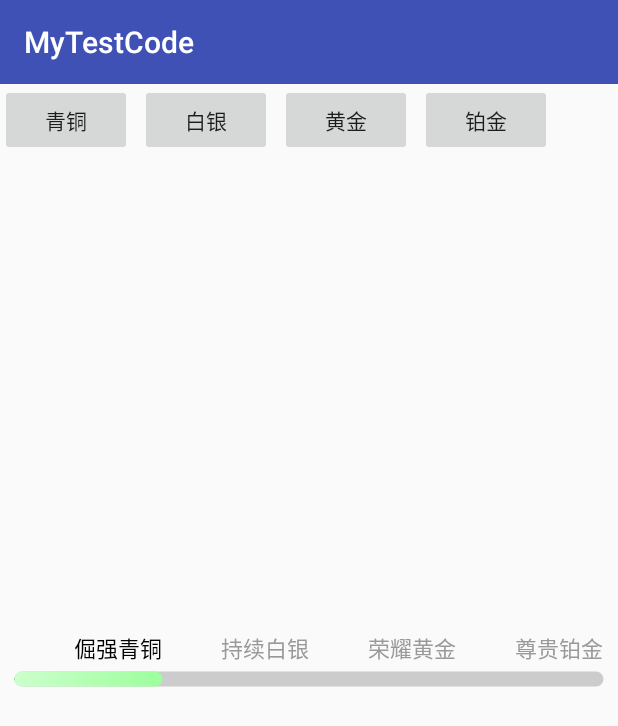
After one commit to xiaogui5910/MyTestCode, an Android app: the LevelProgressBarActivity screen opened directly, with no data from a screen before it, on a phone screen of 412 x 824 dp. The commit adds this screen. Shown: the top 726 px of the screen. Run offline under Robolectric (Android 15) with nearby library versions, the phone set to English and light mode, and no system bars; our stand-ins replace ButterKnife; Roboto replaces fonts that are not available here.

Commit message:
1、自定义等级进度条LevelProgressBar

```diff
--- a/app/src/main/AndroidManifest.xml
+++ b/app/src/main/AndroidManifest.xml
@@ -136,6 +136,8 @@
         </activity>
         <activity android:name=".activity.TestAnnotationActivity">
         </activity>
+        <activity android:name=".activity.LevelProgressBarActivity">
+        </activity>
     </application>
 
 </manifest>
--- /dev/null
+++ b/app/src/main/java/com/example/lenovo/mytestcode/activity/LevelProgressBarActivity.java
@@ -0,0 +1,62 @@
+package com.example.lenovo.mytestcode.activity;
+
+import android.os.Bundle;
+import android.support.v7.app.AppCompatActivity;
+import android.view.View;
+import android.widget.Button;
+
+import com.example.lenovo.mytestcode.R;
+import com.example.lenovo.mytestcode.widget.LevelProgressBar;
+
+import butterknife.Bind;
+import butterknife.ButterKnife;
+import butterknife.OnClick;
+
+public class LevelProgressBarActivity extends AppCompatActivity {
+
+  @Bind(R.id.level_progress_bar)
+  LevelProgressBar levelProgressBar;
+  @Bind(R.id.level1)
+  Button level1;
+  @Bind(R.id.level2)
+  Button level2;
+  @Bind(R.id.level3)
+  Button level3;
+  @Bind(R.id.level4)
+  Button level4;
+
+  @Override
+  protected void onCreate(Bundle savedInstanceState) {
+    super.onCreate(savedInstanceState);
+    setContentView(R.layout.activity_level_progress_bar);
+    ButterKnife.bind(this);
+
+    levelProgressBar.setLevels(4);
+    String[] texts = {"倔强青铜", "持续白银", "荣耀黄金", "尊贵铂金"};
+    levelProgressBar.setLevelTexts(texts);
+    levelProgressBar.setCurrentLevel(1);
+    levelProgressBar.setAnimInterval(10);
+  }
+
+  @OnClick({R.id.level1, R.id.level2, R.id.level3, R.id.level4})
+  public void onViewClicked(View view) {
+    switch (view.getId()) {
+      case R.id.level1:
+        levelProgressBar.setCurrentLevel(1);
+        levelProgressBar.setAnimInterval(10);
+        break;
+      case R.id.level2:
+        levelProgressBar.setCurrentLevel(2);
+        levelProgressBar.setAnimInterval(10);
+        break;
+      case R.id.level3:
+        levelProgressBar.setCurrentLevel(3);
+        levelProgressBar.setAnimInterval(10);
+        break;
+      case R.id.level4:
+        levelProgressBar.setCurrentLevel(4);
+        levelProgressBar.setAnimInterval(10);
+        break;
+    }
+  }
+}
--- a/app/src/main/java/com/example/lenovo/mytestcode/activity/MainActivity.java
+++ b/app/src/main/java/com/example/lenovo/mytestcode/activity/MainActivity.java
@@ -274,7 +274,7 @@ public class MainActivity extends AppCompatActivity {
           R.id.scene_custom, R.id.clip_viewPager, R.id.blur, R.id.group_recyclerview, R.id.custom_tabView, R.id.slide_menu,
           R.id.test_db, R.id.random_num, R.id.slide_viewpager, R.id.palette_imageview, R.id.downloadmanager, R.id.rxjava,
           R.id.weixin_bottom, R.id.wave_view, R.id.pie_layout, R.id.card_slider, R.id.zxing, R.id.custom_view, R.id.custom_image,
-          R.id.card_view_pager,R.id.test_annotation})
+          R.id.card_view_pager,R.id.test_annotation,R.id.level_progress})
   public void onClick(View view) {
     switch (view.getId()) {
       case R.id.recyclerView:
@@ -364,6 +364,9 @@ public class MainActivity extends AppCompatActivity {
         break;
       case R.id.test_annotation:
         goToNext(TestAnnotationActivity.class);
+        break;
+      case R.id.level_progress:
+        goToNext(LevelProgressBarActivity.class);
         break;
     }
   }
--- /dev/null
+++ b/app/src/main/java/com/example/lenovo/mytestcode/widget/LevelProgressBar.java
@@ -0,0 +1,245 @@
+package com.example.lenovo.mytestcode.widget;
+
+import android.content.Context;
+import android.content.res.TypedArray;
+import android.graphics.Canvas;
+import android.graphics.LinearGradient;
+import android.graphics.Paint;
+import android.graphics.Shader;
+import android.os.Handler;
+import android.os.Message;
+import android.util.AttributeSet;
+import android.util.TypedValue;
+import android.widget.ProgressBar;
+
+import com.example.lenovo.mytestcode.R;
+
+/**
+ * Created by ccg on 2018/1/23.
+ */
+
+public class LevelProgressBar extends ProgressBar {
+  private static final int PROGRESS = 1;
+  private String[] levelTexts;
+  private int levels;
+  private int currentLevel;
+  private int animInterval;
+  private int levelTextSize;
+  private int levelTextChooseColor;
+  private int levelTextUnChooseColor;
+  private int progressBgColor;
+  private int progressStartColor;
+  private int progressEndColor;
+  private int progressHeight;
+  private int progressSpace;
+  private Paint paint;
+  private int textHeight;
+  private int totalWidth;
+  private int targetProgress;
+
+  public LevelProgressBar(Context context) {
+    this(context, null);
+  }
+
+  public LevelProgressBar(Context context, AttributeSet attrs) {
+    this(context, attrs, -1);
+  }
+
+  public LevelProgressBar(Context context, AttributeSet attrs, int defStyleAttr) {
+    super(context, attrs, defStyleAttr);
+    init(context, attrs, defStyleAttr);
+  }
+
+  private Handler handler = new Handler() {
+    @Override
+    public void handleMessage(Message msg) {
+      int progress = getProgress();
+      if (progress < targetProgress) {
+        setProgress(++progress);
+        handler.sendEmptyMessageDelayed(PROGRESS, animInterval);
+      } else if (progress > targetProgress) {
+        setProgress(--progress);
+        handler.sendEmptyMessageDelayed(PROGRESS, animInterval);
+      } else {
+        handler.removeMessages(PROGRESS);
+      }
+
+    }
+  };
+
+  private void init(Context context, AttributeSet attrs, int defStyleAttr) {
+    TypedArray ta = context.obtainStyledAttributes(attrs, R.styleable.LevelProgressBar);
+    levelTextSize = (int) ta.getDimension(R.styleable.LevelProgressBar_levelTextSize, dp2px(15));
+    levelTextChooseColor = ta.getColor(R.styleable.LevelProgressBar_levelTextChooseColor, 0X333333);
+    levelTextUnChooseColor = ta.getColor(R.styleable.LevelProgressBar_levelTextUnChooseColor, 0X000000);
+    progressBgColor = ta.getColor(R.styleable.LevelProgressBar_progressBgColor, 0X000000);
+    progressStartColor = ta.getColor(R.styleable.LevelProgressBar_progressStartColor, 0X00FF00);
+    progressEndColor = ta.getColor(R.styleable.LevelProgressBar_progressEndColor, 0XCCFFCC);
+    progressHeight = (int) ta.getDimension(R.styleable.LevelProgressBar_progressHeight, dp2px(20));
+    progressSpace = (int) ta.getDimension(R.styleable.LevelProgressBar_progressSpace, dp2px(10));
+    ta.recycle();
+
+    paint = new Paint(Paint.ANTI_ALIAS_FLAG);
+    paint.setTextSize(levelTextSize);
+    paint.setColor(levelTextUnChooseColor);
+  }
+
+  private int dp2px(int dp) {
+    return (int) TypedValue.applyDimension(TypedValue.COMPLEX_UNIT_DIP, dp, getResources().getDisplayMetrics());
+  }
+
+  @Override
+  protected synchronized void onMeasure(int widthMeasureSpec, int heightMeasureSpec) {
+//    super.onMeasure(widthMeasureSpec, heightMeasureSpec);
+    int width = MeasureSpec.getSize(widthMeasureSpec);
+    int height = MeasureSpec.getSize(heightMeasureSpec);
+    int heightMode = MeasureSpec.getMode(heightMeasureSpec);
+    if (heightMode != MeasureSpec.EXACTLY) {
+      textHeight = (int) (paint.descent() - paint.ascent());
+      height = getPaddingTop() + getPaddingBottom() + textHeight+progressHeight +progressSpace;
+    }
+    setMeasuredDimension(width, height);
+    totalWidth = getMeasuredWidth() - getPaddingLeft() - getPaddingRight();
+  }
+
+  @Override
+  protected synchronized void onDraw(Canvas canvas) {
+//    super.onDraw(canvas);
+    canvas.save();
+    canvas.translate(getPaddingLeft(), getPaddingTop());
+    //绘制等级文字
+    for (int i = 0; i < levelTexts.length; i++) {
+      int textWidth = (int) paint.measureText(levelTexts[i]);
+      paint.setColor(levelTextUnChooseColor);
+      paint.setTextSize(levelTextSize);
+      if (getProgress() == targetProgress && currentLevel >= 1 && currentLevel <= levels && i == currentLevel - 1) {
+        paint.setColor(levelTextChooseColor);
+      }
+      canvas.drawText(levelTexts[i], totalWidth / levels * (i + 1) - textWidth, textHeight, paint);
+    }
+
+    //绘制进度条底部
+    int lineY = textHeight + progressHeight / 2 + progressSpace;
+    paint.setColor(progressBgColor);
+    paint.setStrokeCap(Paint.Cap.ROUND);
+    paint.setStrokeWidth(progressHeight);
+    canvas.drawLine(0 + progressHeight / 2, lineY, totalWidth - progressHeight / 2, lineY, paint);
+
+    //绘制进度条
+    int reachedPartEnd = (int) (getProgress() * 1f / getMax() * totalWidth);
+    if (reachedPartEnd > 0) {
+      paint.setStrokeCap(Paint.Cap.ROUND);
+      Shader shader = new LinearGradient(0, lineY, getWidth(), lineY,
+              progressStartColor, progressEndColor, Shader.TileMode.REPEAT);
+      paint.setShader(shader);
+      int accurateEnd = reachedPartEnd - progressHeight / 2;
+      int accurateStart = 0 + progressHeight / 2;
+      if (accurateEnd > accurateStart) {
+        canvas.drawLine(accurateStart, lineY, accurateEnd, lineY, paint);
+      } else {
+        canvas.drawLine(accurateStart, lineY, accurateStart, lineY, paint);
+      }
+      paint.setShader(null);
+    }
+    canvas.restore();
+  }
+
+  public String[] getLevelTexts() {
+    return levelTexts;
+  }
+
+  public void setLevelTexts(String[] levelTexts) {
+    this.levelTexts = levelTexts;
+  }
+
+  public int getLevels() {
+    return levels;
+  }
+
+  public void setLevels(int levels) {
+    this.levels = levels;
+  }
+
+  public int getCurrentLevel() {
+    return currentLevel;
+  }
+
+  public void setCurrentLevel(int currentLevel) {
+    this.currentLevel = currentLevel;
+    targetProgress = (int) (currentLevel * 1f / levels * getMax());
+  }
+
+  public int getAnimInterval() {
+    return animInterval;
+
+  }
+
+  public void setAnimInterval(int animInterval) {
+    this.animInterval = animInterval;
+    handler.sendEmptyMessage(PROGRESS);
+  }
+
+  public int getLevelTextSize() {
+    return levelTextSize;
+  }
+
+  public void setLevelTextSize(int levelTextSize) {
+    this.levelTextSize = levelTextSize;
+  }
+
+  public int getLevelTextChooseColor() {
+    return levelTextChooseColor;
+  }
+
+  public void setLevelTextChooseColor(int levelTextChooseColor) {
+    this.levelTextChooseColor = levelTextChooseColor;
+  }
+
+  public int getLevelTextUnChooseColor() {
+    return levelTextUnChooseColor;
+  }
+
+  public void setLevelTextUnChooseColor(int levelTextUnChooseColor) {
+    this.levelTextUnChooseColor = levelTextUnChooseColor;
+  }
+
+  public int getProgressBgColor() {
+    return progressBgColor;
+  }
+
+  public void setProgressBgColor(int progressBgColor) {
+    this.progressBgColor = progressBgColor;
+  }
+
+  public int getProgressStartColor() {
+    return progressStartColor;
+  }
+
+  public void setProgressStartColor(int progressStartColor) {
+    this.progressStartColor = progressStartColor;
+  }
+
+  public int getProgressEndColor() {
+    return progressEndColor;
+  }
+
+  public void setProgressEndColor(int progressEndColor) {
+    this.progressEndColor = progressEndColor;
+  }
+
+  public int getProgressHeight() {
+    return progressHeight;
+  }
+
+  public void setProgressHeight(int progressHeight) {
+    this.progressHeight = progressHeight;
+  }
+
+  public int getProgressSpace() {
+    return progressSpace;
+  }
+
+  public void setProgressSpace(int progressSpace) {
+    this.progressSpace = progressSpace;
+  }
+}
--- /dev/null
+++ b/app/src/main/res/layout/activity_level_progress_bar.xml
@@ -0,0 +1,58 @@
+<?xml version="1.0" encoding="utf-8"?>
+<RelativeLayout
+    xmlns:android="http://schemas.android.com/apk/res/android"
+    xmlns:app="http://schemas.android.com/apk/res-auto"
+    xmlns:tools="http://schemas.android.com/tools"
+    android:layout_width="match_parent"
+    android:layout_height="match_parent"
+    tools:context="com.example.lenovo.mytestcode.activity.LevelProgressBarActivity">
+
+    <LinearLayout
+        android:layout_width="match_parent"
+        android:layout_height="wrap_content"
+        android:orientation="horizontal">
+
+        <Button
+            android:id="@+id/level1"
+            android:layout_width="wrap_content"
+            android:layout_height="wrap_content"
+            android:text="青铜"/>
+
+        <Button
+            android:id="@+id/level2"
+            android:layout_width="wrap_content"
+            android:layout_height="wrap_content"
+            android:layout_marginLeft="5dp"
+            android:text="白银"/>
+
+        <Button
+            android:id="@+id/level3"
+            android:layout_width="wrap_content"
+            android:layout_height="wrap_content"
+            android:layout_marginLeft="5dp"
+            android:text="黄金"/>
+
+        <Button
+            android:id="@+id/level4"
+            android:layout_width="wrap_content"
+            android:layout_height="wrap_content"
+            android:layout_marginLeft="5dp"
+            android:text="铂金"/>
+    </LinearLayout>
+
+    <com.example.lenovo.mytestcode.widget.LevelProgressBar
+        android:id="@+id/level_progress_bar"
+        android:layout_width="match_parent"
+        android:layout_height="wrap_content"
+        android:layout_centerInParent="true"
+        android:paddingLeft="10dp"
+        android:paddingRight="10dp"
+        app:levelTextChooseColor="#000000"
+        app:levelTextSize="15dp"
+        app:levelTextUnChooseColor="#999999"
+        app:progressBgColor="#CCCCCC"
+        app:progressEndColor="#00FF00"
+        app:progressHeight="10dp"
+        app:progressSpace="10dp"
+        app:progressStartColor="#CCFFCC"/>
+</RelativeLayout>
--- a/app/src/main/res/layout/activity_main.xml
+++ b/app/src/main/res/layout/activity_main.xml
@@ -178,6 +178,10 @@
                 android:id="@+id/test_annotation"
                 style="@style/left_menu_text"
                 android:text="TestAnnotation"/>
+            <TextView
+                android:id="@+id/level_progress"
+                style="@style/left_menu_text"
+                android:text="LevelProgressBar"/>
 
         </LinearLayout>
 
```
Also changed, not shown: app/build.gradle (+6 -5 lines), app/src/main/res/values/attrs.xml (+12 -0 lines), 1 other file.
